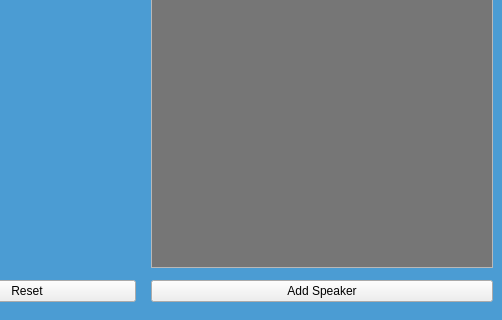
First picture: the form in ui_files/mun_app_ui.ui, repository mkirby528/Run-MUN, before the edit; both pictures show x 695 to 1197 and y 474 to 794 of the 1197 by 794 pixel window.
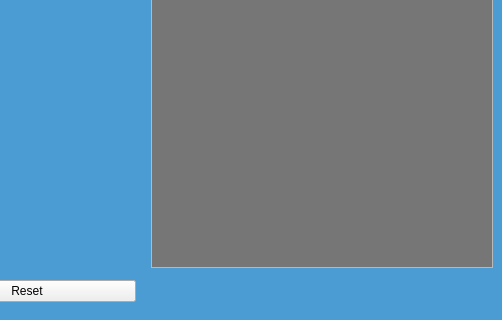
Second picture: the form after the edit. Icons and pictures are not drawn.

What changed in the file:
```diff
--- a/ui_files/mun_app_ui.ui
+++ b/ui_files/mun_app_ui.ui
@@ -561,13 +561,6 @@
          </property>
         </widget>
        </item>
-       <item row="4" column="1">
-        <widget class="QPushButton" name="pushButton_4">
-         <property name="text">
-          <string>Add Speaker</string>
-         </property>
-        </widget>
-       </item>
        <item row="1" column="0" colspan="2">
         <widget class="QPushButton" name="add_mod_caucus_button">
          <property name="text">
```
Left out of the diff: 25 changed lines with no effect on the pictures.
